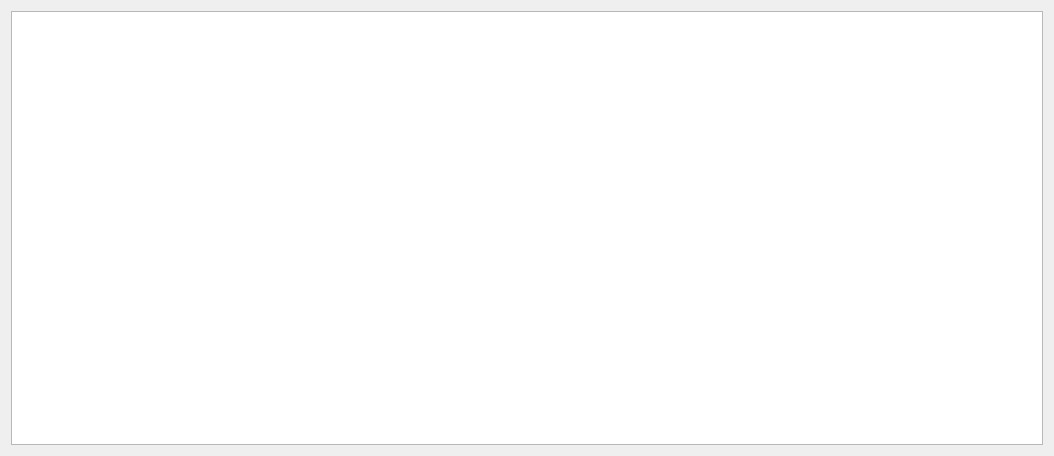
Before: the Qt Designer form src/app/mainapp/showserviceorderform.ui in Bodiok007/Accounting, drawn with Qt 5.
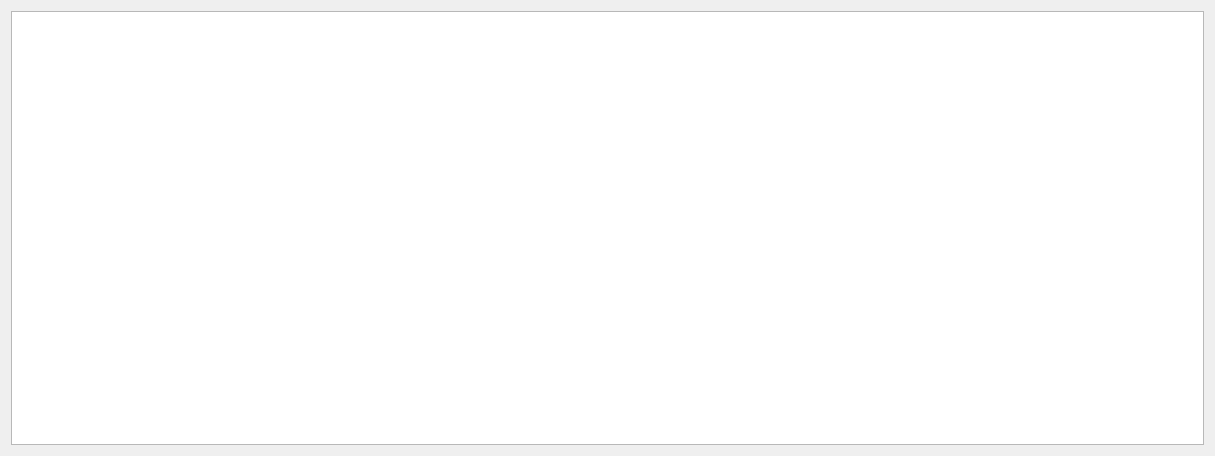
After: the same form once the commit is applied. Custom widgets are drawn as their Qt base class.

What changed in the file:
```diff
--- a/src/app/mainapp/showserviceorderform.ui
+++ b/src/app/mainapp/showserviceorderform.ui
@@ -6,7 +6,7 @@
    <rect>
     <x>0</x>
     <y>0</y>
-    <width>1054</width>
+    <width>1215</width>
     <height>456</height>
    </rect>
   </property>
```
Left out of the diff: 2 changed lines with no effect on the pictures.
